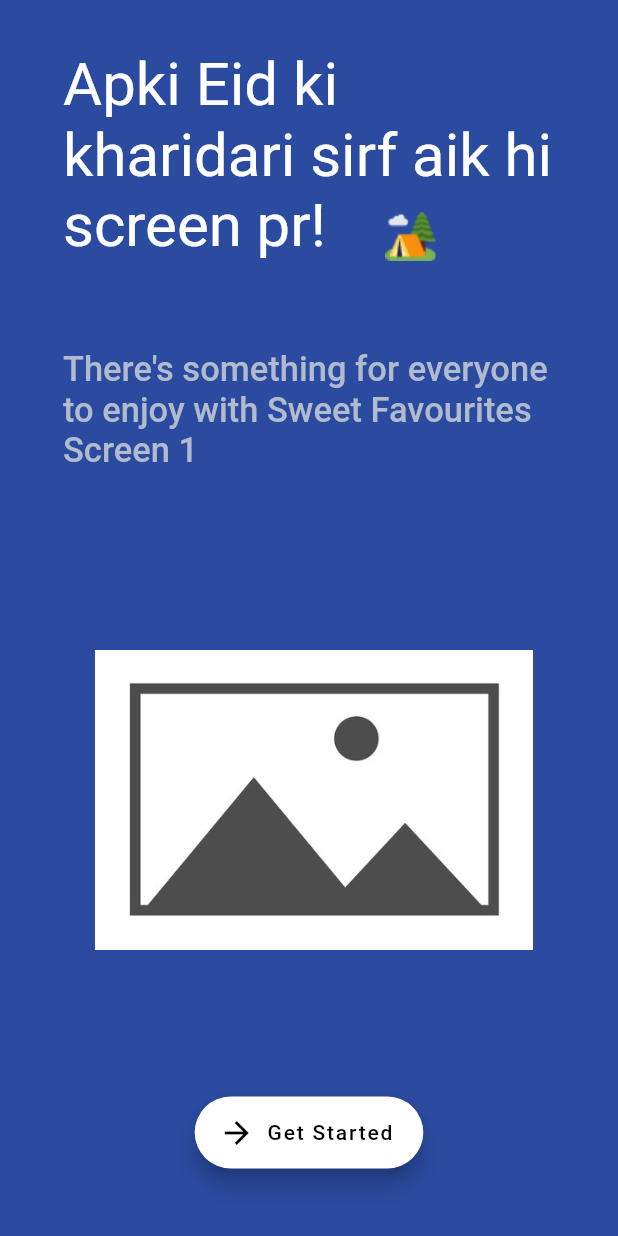
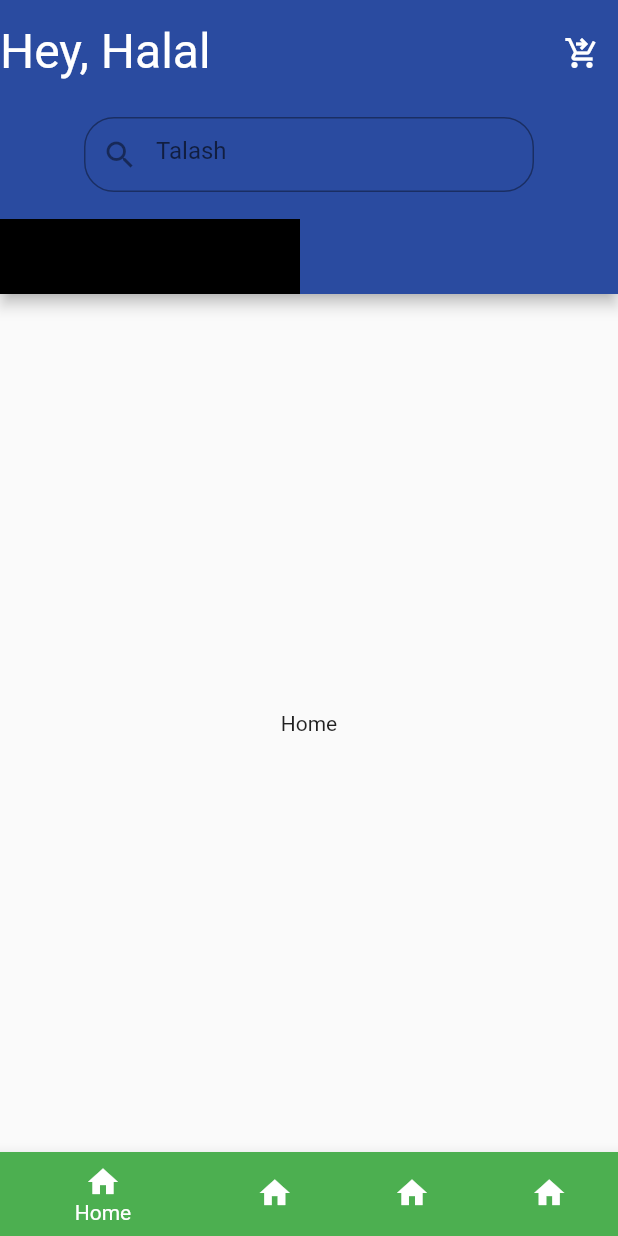
Before and after one commit to Haseeb-Afandi/flutterMiniProject, a Flutter app: the screen it shows after launch, after a tap on "Get Started", on a phone screen of 412 x 824 dp. Run offline on Flutter 3.47's test engine with Material 2 defaults, Android fonts, the phone set to English and light mode, and no system bars.

```diff
--- /dev/null
+++ b/lib/screens/home/home.dart
@@ -0,0 +1,105 @@
+import 'package:flutter/material.dart';
+import 'package:miniproject/global_consts/OgColours.dart';
+
+class Home extends StatefulWidget {
+  const Home({super.key});
+
+  @override
+  State<Home> createState() => _HomeState();
+}
+
+class _HomeState extends State<Home> {
+  final TextEditingController _talash = TextEditingController();
+  @override
+  Widget build(BuildContext context) {
+    return Scaffold(
+      appBar: AppBar(
+        backgroundColor: OgColors.primaryBg,
+        leading: const Padding(
+          padding: EdgeInsets.only(top: 15.0),
+          child: Text(
+            "Hey, Halal",
+            style: TextStyle(fontSize: 32),
+          ),
+        ),
+        leadingWidth: 200,
+        actions: [
+          Padding(
+            padding: const EdgeInsets.only(top: 15.0),
+            child: IconButton(
+                onPressed: () {},
+                icon: const Icon(Icons.shopping_cart_checkout)),
+          ),
+        ],
+        bottom: PreferredSize(
+          preferredSize: const Size.fromHeight(140),
+          child: Column(children: [
+            Row(
+              mainAxisAlignment: MainAxisAlignment.center,
+              children: [
+                Container(
+                  width: 300,
+                  height: 50,
+                  child: TextField(
+                    style: const TextStyle(
+                      color: Colors.white,
+                    ),
+                    controller: _talash,
+                    decoration: InputDecoration(
+                      iconColor: Colors.white,
+                      hintText: "Talash",
+                      prefixIcon: IconButton(
+                        onPressed: () {
+                          print("talash");
+                        },
+                        icon: const Icon(Icons.search),
+                      ),
+                      border: OutlineInputBorder(
+                        borderRadius: BorderRadius.circular(20.0),
+                      ),
+                    ),
+                  ),
+                )
+              ],
+            ),
+            Padding(
+              padding: const EdgeInsets.only(top: 18.0),
+              child: Row(
+                children: [
+                  Container(
+                    width: 200,
+                    height: 50,
+                    color: Colors.black,
+                  )
+                ],
+              ),
+            ),
+          ]),
+        ),
+      ),
+      body: const Center(
+        child: Text("Home"),
+      ),
+      bottomNavigationBar: BottomNavigationBar(
+        items: const <BottomNavigationBarItem>[
+          BottomNavigationBarItem(
+              icon: Icon(Icons.home),
+              label: "Home",
+              backgroundColor: Colors.green),
+          BottomNavigationBarItem(
+              icon: Icon(Icons.home),
+              label: "Category",
+              backgroundColor: Colors.green),
+          BottomNavigationBarItem(
+              icon: Icon(Icons.home),
+              label: "Favorite",
+              backgroundColor: Colors.green),
+          BottomNavigationBarItem(
+              icon: Icon(Icons.home),
+              label: 'More',
+              backgroundColor: Colors.green),
+        ],
+      ),
+    );
+  }
+}
--- a/lib/screens/welcome/welcome.dart
+++ b/lib/screens/welcome/welcome.dart
@@ -1,6 +1,7 @@
 import 'package:flutter/material.dart';
 import 'package:miniproject/global_consts/Aimages.dart';
 import 'package:miniproject/global_consts/OgColours.dart';
+import 'package:miniproject/screens/home/home.dart';
 
 class Welcome extends StatelessWidget {
   const Welcome({super.key});
@@ -29,7 +30,7 @@ class Welcome extends StatelessWidget {
                           children: [
                             TextSpan(
                               text:
-                                  'Apki Eid ki kharidari sirf aik hi screen pr!    ',
+                                  'YOur Holiday shopping delivered to screen One!    ',
                             ),
                             WidgetSpan(
                               child: Image(
@@ -82,7 +83,12 @@ class Welcome extends StatelessWidget {
             child: Align(
               alignment: Alignment.bottomCenter,
               child: FloatingActionButton.extended(
-                onPressed: () {},
+                onPressed: () {
+                  Navigator.push(
+                    context,
+                    MaterialPageRoute(builder: (context) => const Home()),
+                  );
+                },
                 label: const Text(
                   "Get Started",
                   style: TextStyle(color: Colors.black),
--- a/pubspec.yaml
+++ b/pubspec.yaml
@@ -35,6 +35,8 @@ dependencies:
   # The following adds the Cupertino Icons font to your application.
   # Use with the CupertinoIcons class for iOS style icons.
   cupertino_icons: ^1.0.2
+  firebase_core: ^2.15.1
+  firebase_auth: ^4.9.0
 
 dev_dependencies:
   flutter_test:
```
Also changed, not shown: pubspec.lock, 6 other files.
